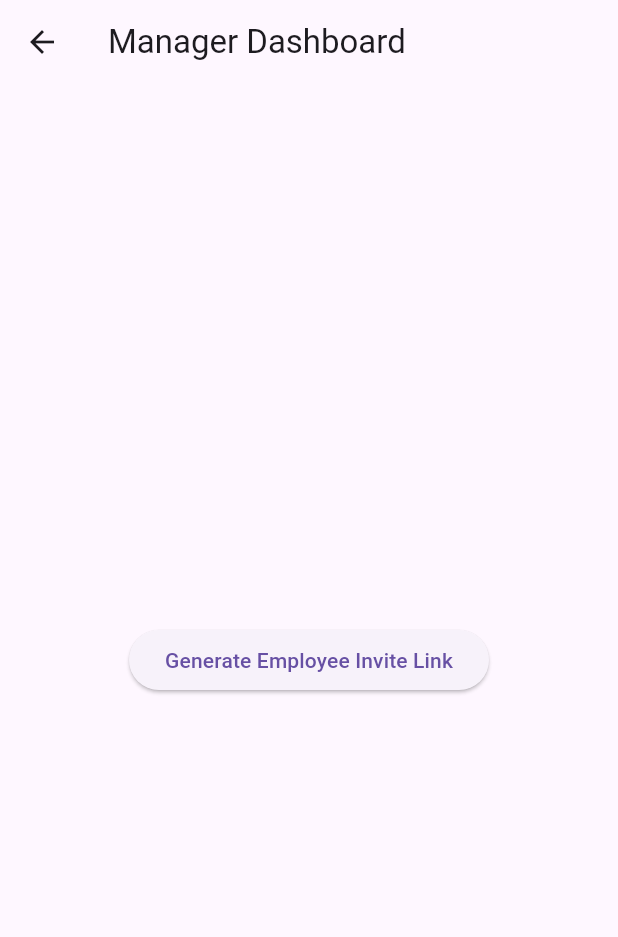
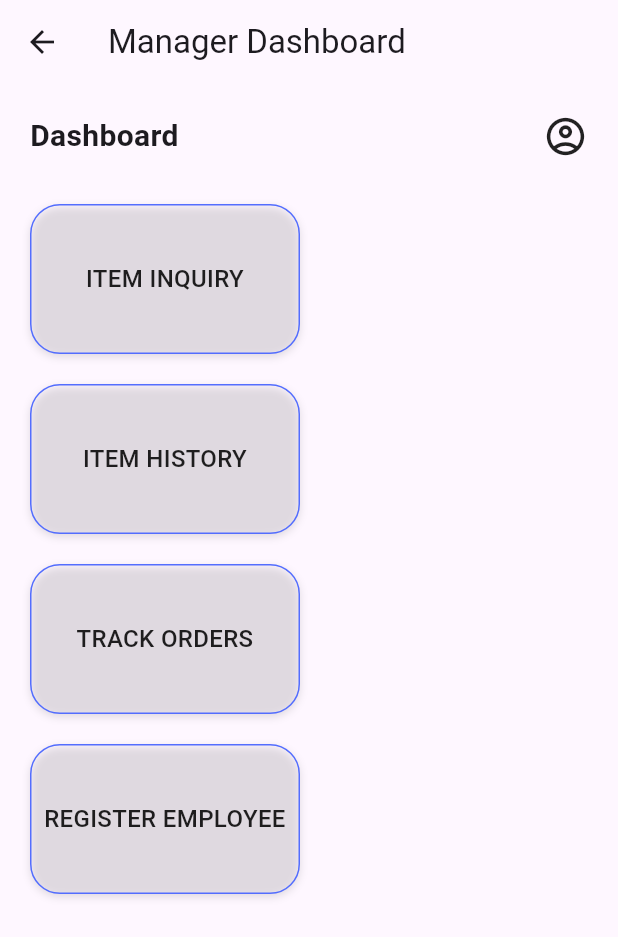
Before and after one commit to daisyduke-web/App, a Flutter app: the ManagerDashboard screen opened by its route, on a phone screen of 412 x 824 dp. Shown: the top 937 px of the screen. Run offline on Flutter 3.47's test engine with Material 3 defaults, Android fonts, the phone set to English and light mode, and no system bars; our stand-ins replace cloud_firestore, firebase_auth, firebase_core; accounts and stored records are empty.

Commit message:
Update manager_dash.dart

```diff
--- a/lib/screens/manager/manager_dash.dart
+++ b/lib/screens/manager/manager_dash.dart
@@ -1,6 +1,9 @@
 import 'package:flutter/material.dart';
 import 'package:uuid/uuid.dart';
 import 'package:cloud_firestore/cloud_firestore.dart';
+import 'package:superapp/screens/item_search.dart';
+import 'package:superapp/screens/item_history_search.dart';
+import 'package:superapp/screens/manager/order_track.dart';
 
 class ManagerDashboard extends StatelessWidget {
   const ManagerDashboard({super.key});
@@ -23,8 +26,7 @@ class ManagerDashboard extends StatelessWidget {
       // Show the invite link in an alert dialog
       showDialog(
         context: context,
-        builder:
-            (_) => AlertDialog(
+        builder: (BuildContext context) => AlertDialog(
           title: const Text("Invite Link"),
           content: SelectableText(link),
           actions: [
@@ -47,13 +49,93 @@ class ManagerDashboard extends StatelessWidget {
   Widget build(BuildContext context) {
     return Scaffold(
       appBar: AppBar(title: const Text('Manager Dashboard')),
-      body: Center(
-        child: ElevatedButton(
-          onPressed:
-              () => _generateInviteLink(context), // Pass context to the method
-          child: const Text('Generate Employee Invite Link'),
+      body: Padding(
+        padding: const EdgeInsets.all(20.0),
+        child: Column(
+          crossAxisAlignment: CrossAxisAlignment.start,
+          children: [
+            const Row(
+              mainAxisAlignment: MainAxisAlignment.spaceBetween,
+              children: [
+                Text(
+                  'Dashboard',
+                  style: TextStyle(fontSize: 20, fontWeight: FontWeight.bold),
+                ),
+                Icon(Icons.account_circle_outlined, size: 30),
+              ],
+            ),
+            const SizedBox(height: 30),
+            Wrap(
+              spacing: 20,
+              runSpacing: 20,
+              children: [
+                _DashboardButton(
+                  label: 'ITEM INQUIRY',
+                  onTap: () => Navigator.push(
+                    context,
+                    MaterialPageRoute(builder: (context) => const InventoryPage()),
+                  ),
+                ),
+                _DashboardButton(
+                  label: 'ITEM HISTORY',
+                  onTap: () {},
+                ),
+                _DashboardButton(
+                  label: 'TRACK ORDERS',
+                  onTap: () => Navigator.push(
+                    context,
+                    MaterialPageRoute(builder: (context) => const OrderTrackingPage()),
+                  ),
+                ),
+                _DashboardButton(
+                  label: 'REGISTER EMPLOYEE',
+                  onTap: () => _generateInviteLink(context),
+                ),
+              ],
+            ),
+          ],
         ),
       ),
     );
   }
 }
+
+class _DashboardButton extends StatelessWidget {
+  final String label;
+  final VoidCallback onTap;
+
+  const _DashboardButton({required this.label, required this.onTap});
+
+  @override
+  Widget build(BuildContext context) {
+    return InkWell(
+      onTap: onTap,
+      child: Container(
+        width: 180,
+        height: 100,
+        decoration: BoxDecoration(
+          border: Border.all(color: Colors.indigoAccent),
+          borderRadius: BorderRadius.circular(20),
+          boxShadow: [
+            BoxShadow(
+              color: Colors.black12,
+              blurRadius: 4,
+              offset: Offset(0, 2),
+            ),
+          ],
+        ),
+        child: Center(
+          child: Text(
+            label,
+            textAlign: TextAlign.center,
+            style: const TextStyle(
+              fontSize: 16,
+              color: Colors.black87,
+              fontWeight: FontWeight.w500,
+            ),
+          ),
+        ),
+      ),
+    );
+  }
+}
```
Lines whose indentation alone changed are shown as unchanged.
